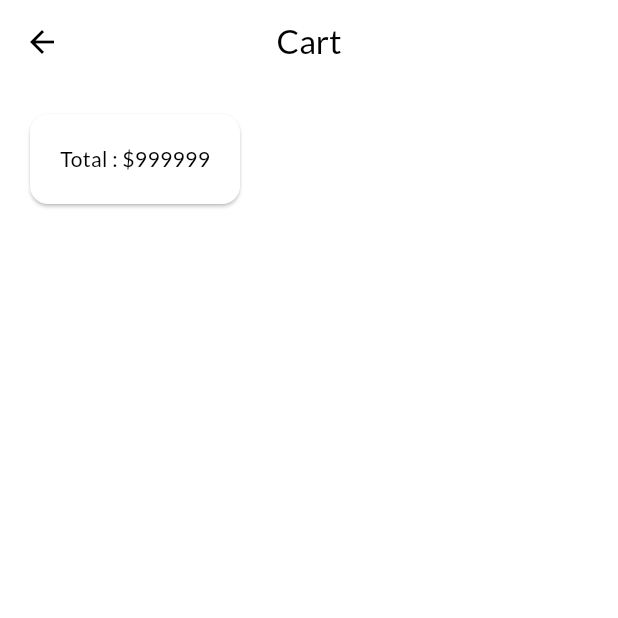
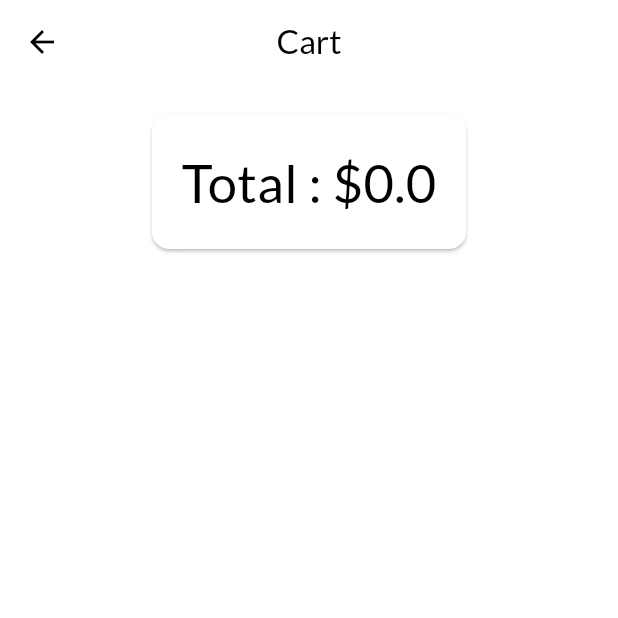
Before and after one commit to evcadhan021/state_management_provider, a Flutter app: the CartScreen screen opened by its route, on a phone screen of 412 x 824 dp, the top half of it. Run offline on Flutter 3.47's test engine with Material 3 defaults, Android fonts, the phone set to English and light mode, and no system bars; our stand-ins replace badges; network calls fail.

```diff
--- a/lib/providers/cart.dart
+++ b/lib/providers/cart.dart
@@ -12,10 +12,10 @@ class Cart with ChangeNotifier {
     return _items.length;
   }
 
-  int get totalHarga {
+  double get totalHarga {
     var total = 0.0;
-    _items.forEach((key, CartItem) {
-      total += CartItem.qty * cartItem.price;
+    _items.forEach((key, cartItem) {
+      total += cartItem.qty * cartItem.price;
     });
     return total;
   }
--- a/lib/screens/cart_screen.dart
+++ b/lib/screens/cart_screen.dart
@@ -1,4 +1,6 @@
 import 'package:flutter/material.dart';
+import 'package:provider/provider.dart';
+import 'package:state_management_provider/providers/cart.dart';
 
 class CartScreen extends StatelessWidget {
   const CartScreen({super.key});
@@ -6,6 +8,8 @@ class CartScreen extends StatelessWidget {
 
   @override
   Widget build(BuildContext context) {
+    final cartData = Provider.of<Cart>(context, listen: false);
+
     return Scaffold(
       appBar: AppBar(
         title: const Text("Cart"),
@@ -14,12 +18,32 @@ class CartScreen extends StatelessWidget {
       body: Column(
         children: [
           Card(
-            margin: EdgeInsets.all(20),
+            margin: const EdgeInsets.all(20),
             child: Container(
-              padding: EdgeInsets.all(20),
-              child: Text("Total : \$999999"),
+              padding: const EdgeInsets.all(20),
+              child: Text(
+                "Total : \$${cartData.totalHarga}",
+                style: const TextStyle(
+                  fontSize: 35,
+                ),
+              ),
             ),
-          )
+          ),
+          Expanded(
+              child: ListView.builder(
+            itemCount: cartData.items.length,
+            itemBuilder: (context, index) {
+              return ListTile(
+                title: Text("${cartData.items.values.toList()[index].title}"),
+                subtitle: Text(
+                    "Quantity : ${cartData.items.values.toList()[index].qty} "),
+                trailing: Container(
+                  child: Text(
+                      '\$${cartData.items.values.toList()[index].qty * cartData.items.values.toList()[index].price}'),
+                ),
+              );
+            },
+          ))
         ],
       ),
     );
```
